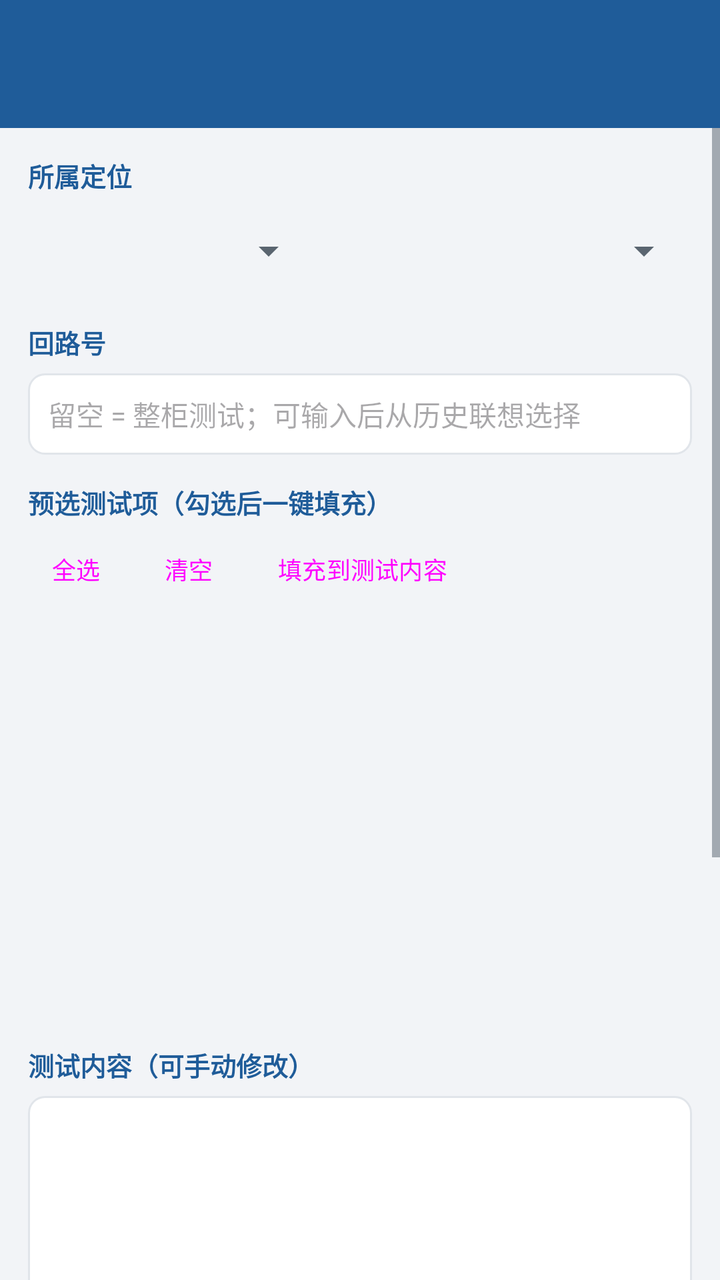
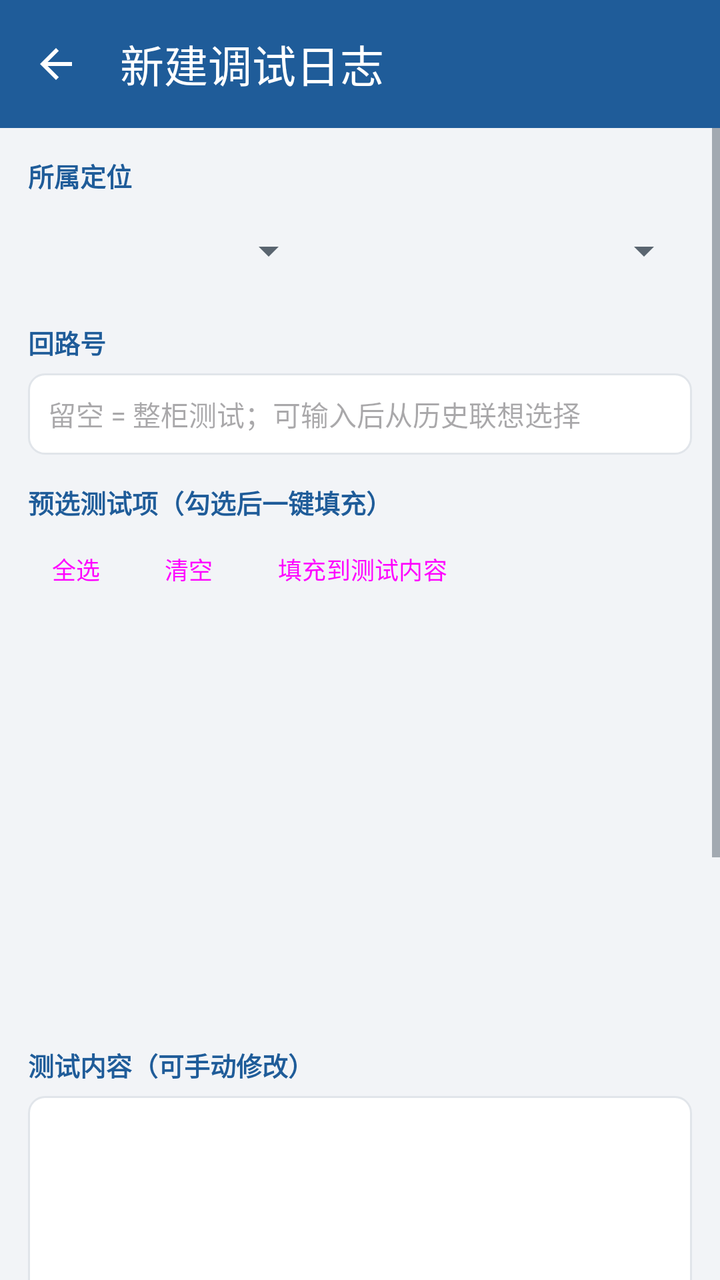

Two renders of the same Android screen: before a commit and after it. Below are the layout's source before the change and the commit's diff.
<!-- AndroidManifest.xml: application theme Theme.App -->
<!-- res/layout/activity_log_edit.xml -->
<?xml version="1.0" encoding="utf-8"?>
<LinearLayout xmlns:android="http://schemas.android.com/apk/res/android"
    xmlns:app="http://schemas.android.com/apk/res/auto"
    android:layout_width="match_parent"
    android:layout_height="match_parent"
    android:orientation="vertical">

    <com.google.android.material.appbar.AppBarLayout
        android:layout_width="match_parent"
        android:layout_height="wrap_content">

        <com.google.android.material.appbar.MaterialToolbar
            android:id="@+id/toolbar"
            android:layout_width="match_parent"
            android:layout_height="?attr/actionBarSize"
            android:background="@color/primary"
            app:navigationIcon="@drawable/ic_back"
            app:title="@string/log_new_title"
            app:titleTextColor="@color/on_primary" />
    </com.google.android.material.appbar.AppBarLayout>

    <ScrollView
        android:layout_width="match_parent"
        android:layout_height="0dp"
        android:layout_weight="1">

        <LinearLayout
            android:layout_width="match_parent"
            android:layout_height="wrap_content"
            android:orientation="vertical"
            android:paddingStart="14dp"
            android:paddingEnd="14dp"
            android:paddingBottom="20dp">

            
            <TextView
                style="@style/SectionLabel"
                android:text="@string/section_locate" />

            <LinearLayout
                android:layout_width="match_parent"
                android:layout_height="wrap_content"
                android:orientation="horizontal">

                <Spinner
                    android:id="@+id/sp_project"
                    android:layout_width="0dp"
                    android:layout_height="44dp"
                    android:layout_weight="1" />

                <Spinner
                    android:id="@+id/sp_instance"
                    android:layout_width="0dp"
                    android:layout_height="44dp"
                    android:layout_weight="1.3" />
            </LinearLayout>

            
            <TextView
                style="@style/SectionLabel"
                android:text="@string/label_circuit" />

            <AutoCompleteTextView
                android:id="@+id/act_circuit"
                style="@style/FormInput"
                android:hint="@string/hint_circuit_input"
                android:inputType="text"
                android:completionThreshold="1" />

            
            <TextView
                style="@style/SectionLabel"
                android:text="@string/section_pool" />

            <LinearLayout
                android:layout_width="match_parent"
                android:layout_height="wrap_content"
                android:orientation="horizontal">

                <Button
                    android:id="@+id/btn_sel_all"
                    style="@style/SmallButton"
                    android:layout_width="wrap_content"
                    android:text="@string/btn_select_all" />

                <Button
                    android:id="@+id/btn_sel_clear"
                    style="@style/SmallButton"
                    android:layout_width="wrap_content"
                    android:layout_marginStart="8dp"
                    android:text="@string/btn_clear_sel" />

                <Button
                    android:id="@+id/btn_fill"
                    style="@style/SmallButton"
                    android:layout_width="wrap_content"
                    android:layout_marginStart="8dp"
                    android:text="@string/btn_fill" />
            </LinearLayout>

            <FrameLayout
                android:layout_width="match_parent"
                android:layout_height="200dp"
                android:layout_marginTop="6dp">

                <androidx.recyclerview.widget.RecyclerView
                    android:id="@+id/rv_pool"
                    android:layout_width="match_parent"
                    android:layout_height="match_parent" />

                <TextView
                    android:id="@+id/tv_pool_empty"
                    android:layout_width="wrap_content"
                    android:layout_height="wrap_content"
                    android:layout_gravity="center"
                    android:gravity="center"
                    android:text="@string/empty_pool"
                    android:textColor="@color/text_secondary"
                    android:textSize="12sp"
                    android:visibility="gone" />
            </FrameLayout>

            
            <TextView
                style="@style/SectionLabel"
                android:text="@string/label_test_content" />

            <EditText
                android:id="@+id/et_content"
                style="@style/FormInput"
                android:gravity="top"
                android:inputType="textMultiLine|textCapSentences"
                android:minLines="6" />

            
            <TextView
                style="@style/SectionLabel"
                android:text="@string/label_tester" />

            <EditText
                android:id="@+id/et_tester"
                style="@style/FormInput"
                android:inputType="textPersonName" />

            <TextView
                style="@style/SectionLabel"
                android:text="@string/label_remark" />

            <EditText
                android:id="@+id/et_remark"
                style="@style/FormInput"
                android:gravity="top"
                android:inputType="textMultiLine"
                android:minLines="2" />

            
            <LinearLayout
                android:layout_width="match_parent"
                android:layout_height="wrap_content"
                android:orientation="horizontal">

                <TextView
                    style="@style/SectionLabel"
                    android:layout_width="0dp"
                    android:layout_weight="1"
                    android:text="@string/section_faults" />

                <Button
                    android:id="@+id/btn_add_fault"
                    style="@style/SmallButton"
                    android:layout_width="wrap_content"
                    android:layout_gravity="center_vertical"
                    android:layout_marginTop="10dp"
                    android:text="@string/btn_add_fault" />
            </LinearLayout>

            <androidx.recyclerview.widget.RecyclerView
                android:id="@+id/rv_faults"
                android:layout_width="match_parent"
                android:layout_height="wrap_content" />

            <Button
                android:id="@+id/btn_save"
                android:layout_width="match_parent"
                android:layout_height="48dp"
                android:layout_marginTop="18dp"
                android:text="@string/save"
                android:textSize="15sp" />
        </LinearLayout>
    </ScrollView>
</LinearLayout>
<!-- resources referenced by this layout -->
<resources>
  <color name="on_primary">#FFFFFF</color>
  <color name="primary">#1F5C99</color>
  <color name="text_secondary">#5A6570</color>
  <!-- drawable ic_back (drawable) -->
  <?xml version="1.0" encoding="utf-8"?>
  <vector xmlns:android="http://schemas.android.com/apk/res/android"
      android:width="24dp" android:height="24dp"
      android:viewportWidth="24" android:viewportHeight="24"
      android:tint="@color/on_primary">
      <path android:fillColor="@android:color/white"
          android:pathData="M20,11H7.83l5.59,-5.59L12,4l-8,8 8,8 1.41,-1.41L7.83,13H20v-2z" />
  </vector>
  <string name="btn_add_fault">＋ 添加故障</string>
  <string name="btn_clear_sel">清空</string>
  <string name="btn_fill">填充到测试内容</string>
  <string name="btn_select_all">全选</string>
  <string name="empty_pool">该柜子类型暂无候选测试项\n可在「设备管理→柜子类型」中维护</string>
  <string name="hint_circuit_input">留空 = 整柜测试；可输入后从历史联想选择</string>
  <string name="label_circuit">回路号</string>
  <string name="label_remark">备注</string>
  <string name="label_test_content">测试内容（可手动修改）</string>
  <string name="label_tester">测试人员</string>
  <string name="log_new_title">新建调试日志</string>
  <string name="save">保存</string>
  <string name="section_faults">故障记录</string>
  <string name="section_locate">所属定位</string>
  <string name="section_pool">预选测试项（勾选后一键填充）</string>
  <style name="FormInput">
          <item name="android:layout_width">match_parent</item>
          <item name="android:layout_height">wrap_content</item>
          <item name="android:background">@drawable/bg_input</item>
          <item name="android:paddingStart">10dp</item>
          <item name="android:paddingEnd">10dp</item>
          <item name="android:paddingTop">10dp</item>
          <item name="android:paddingBottom">10dp</item>
          <item name="android:textSize">14sp</item>
      </style>
  <style name="SectionLabel">
          <item name="android:layout_width">match_parent</item>
          <item name="android:layout_height">wrap_content</item>
          <item name="android:textColor">?attr/colorPrimary</item>
          <item name="android:textSize">13sp</item>
          <item name="android:textStyle">bold</item>
          <item name="android:layout_marginTop">14dp</item>
          <item name="android:layout_marginBottom">6dp</item>
      </style>
  <style name="SmallButton" parent="Widget.Material3.Button.OutlinedButton">
          <item name="android:layout_height">36dp</item>
          <item name="android:minWidth">0dp</item>
          <item name="android:paddingStart">12dp</item>
          <item name="android:paddingEnd">12dp</item>
          <item name="android:textSize">12sp</item>
      </style>
  <!-- drawable bg_input (drawable) -->
  <?xml version="1.0" encoding="utf-8"?>
  <shape xmlns:android="http://schemas.android.com/apk/res/android" android:shape="rectangle">
      <solid android:color="@color/surface" />
      <corners android:radius="8dp" />
      <stroke android:width="1dp" android:color="@color/divider" />
  </shape>
  <color name="primary_container">#D9E6F5</color>
  <color name="on_primary_container">#0B3055</color>
  <color name="secondary">#45607F</color>
  <color name="bg">#F2F4F7</color>
  <color name="surface">#FFFFFF</color>
  <color name="on_surface">#1B1F24</color>
  <color name="danger">#B3261E</color>
  <color name="primary_dark">#17456F</color>
  <color name="divider">#E1E5EA</color>
  <!-- unchanged entries left out for length: 1 -->
</resources>

<!-- the commit's change to res/layout/activity_log_edit.xml (unified diff, before → after) -->
@@ -1,6 +1,6 @@
 <?xml version="1.0" encoding="utf-8"?>
 <LinearLayout xmlns:android="http://schemas.android.com/apk/res/android"
-    xmlns:app="http://schemas.android.com/apk/res/auto"
+    xmlns:app="http://schemas.android.com/apk/res-auto"
     android:layout_width="match_parent"
     android:layout_height="match_parent"
     android:orientation="vertical">
